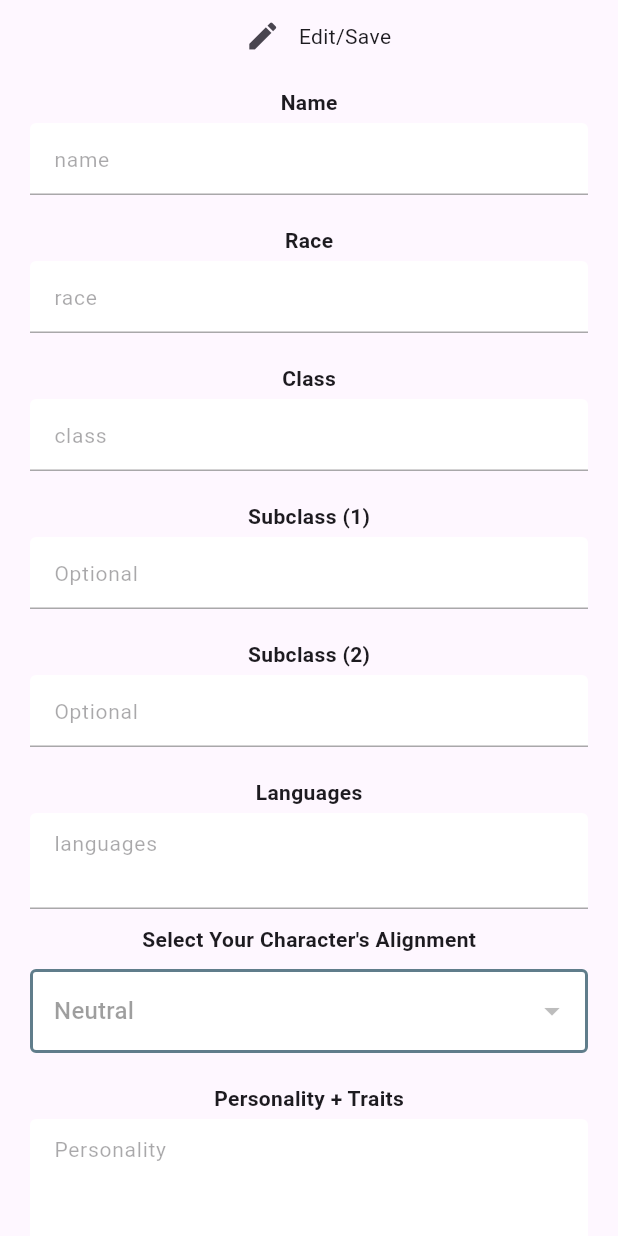
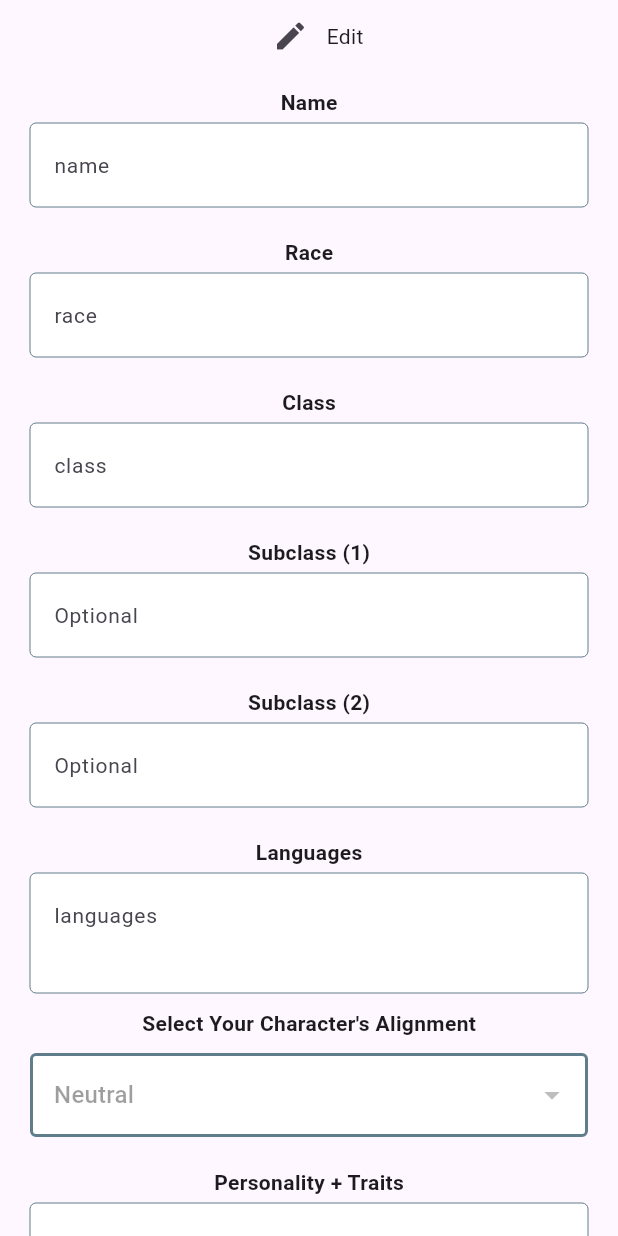
Before and after one commit to skeptickal/homeBrewed, a Flutter app: the BioTab widget shown alone on an empty page, opened directly with empty values, on a phone screen of 412 x 824 dp. Run offline on Flutter 3.47's test engine with Material 3 defaults, Android fonts, the phone set to English and light mode, and no system bars; our stand-ins replace bloc, cloud_firestore, equatable, firebase_auth, firebase_core, firebase_messaging and 4 more; accounts and stored records are empty.

Commit message:
changed text-editable cosmetics and functionality

```diff
--- a/dnd_character_manager/lib/constants/text_fields.dart
+++ b/dnd_character_manager/lib/constants/text_fields.dart
@@ -78,15 +78,16 @@ class BigTextBox extends StatelessWidget {
           Focus(
             onFocusChange: (hasFocus) => hasFocus ? null : onEditingComplete!(),
             child: TextField(
+              style: TextStyle(color: !enabled ? disableGrey : black),
               textInputAction: TextInputAction.none,
               onTapOutside: onTapOutside,
               onEditingComplete: onEditingComplete,
-              enabled: enabled,
+              readOnly: !enabled,
               controller: controller,
               minLines: minLines,
               maxLines: null,
               keyboardType: TextInputType.multiline,
-              decoration: textInputDecoration.copyWith(hintText: hintText),
+              decoration: _dndFieldInputDecoration(enabled: enabled, hintText: hintText),
             ),
           ),
         ],
@@ -129,15 +130,16 @@ class StatTextBox extends StatelessWidget {
           Focus(
             onFocusChange: (hasFocus) => hasFocus ? null : onEditingComplete!(),
             child: TextFormField(
+              style: TextStyle(color: !enabled ? const Color.fromARGB(255, 124, 124, 124) : black),
               onTapOutside: onTapOutside,
               onEditingComplete: onEditingComplete,
               textAlign: TextAlign.center,
-              enabled: enabled,
+              readOnly: !enabled,
               controller: controller,
               minLines: minLines,
               maxLines: null,
               keyboardType: TextInputType.number,
-              decoration: textInputDecoration.copyWith(hintText: hintText),
+              decoration: _dndFieldInputDecoration(enabled: enabled, hintText: hintText),
             ),
           ),
         ],
@@ -147,14 +149,6 @@ class StatTextBox extends StatelessWidget {
 }
 
 final textInputDecoration = InputDecoration(
-  // suffixIcon: Align(
-  //   widthFactor: 1.0,
-  //   heightFactor: 1.0,
-  //   child: IconButton(
-  //     icon: Icon(Icons.save),
-  //     onPressed: () {},
-  //   ),
-  // ),
   fillColor: white,
   filled: true,
   hintStyle: dndFont.copyWith(fontSize: 14),
@@ -165,3 +159,18 @@ final textInputDecoration = InputDecoration(
     borderSide: BorderSide(color: black, width: 2.0),
   ),
 );
+
+InputDecoration _dndFieldInputDecoration({required bool enabled, required String hintText}) {
+  return InputDecoration(
+    hintText: hintText,
+    fillColor: white,
+    filled: true,
+    hintStyle: dndFont.copyWith(fontSize: 14),
+    enabledBorder: OutlineInputBorder(
+      borderSide: BorderSide(color: blueGrey, width: enabled ? 2.0 : 0),
+    ),
+    focusedBorder: OutlineInputBorder(
+      borderSide: BorderSide(color: black, width: enabled ? 2.0 : 1),
+    ),
+  );
+}
--- a/dnd_character_manager/lib/constants/theme_data.dart
+++ b/dnd_character_manager/lib/constants/theme_data.dart
@@ -8,5 +8,7 @@ Color blueGrey = Colors.blueGrey;
 Color white = Colors.white;
 
 Color black = Colors.black;
+
+Color disableGrey = const Color.fromARGB(255, 124, 124, 124);
 // fonts
 TextStyle dndFont = GoogleFonts.medievalSharp();
--- a/dnd_character_manager/lib/pages/tabs/bio_tab.dart
+++ b/dnd_character_manager/lib/pages/tabs/bio_tab.dart
@@ -178,7 +178,7 @@ class BioTab extends StatelessWidget {
                     ),
                   ),
                   Text(
-                    'Edit/Save',
+                    'Edit',
                     style: dndFont,
                   )
                 ],
--- a/dnd_character_manager/lib/pages/tabs/stat_tab.dart
+++ b/dnd_character_manager/lib/pages/tabs/stat_tab.dart
@@ -432,8 +432,8 @@ class _EditBlock extends StatelessWidget {
                   ),
                 ),
                 Text(
-                  'Edit',
-                  style: dndFont,
+                  !state.statEdit! ? 'Enable Edit' : 'Disable Edit',
+                  style: dndFont.copyWith(color: state.statEdit! ? black : disableGrey),
                 ),
               ],
             ),
```
